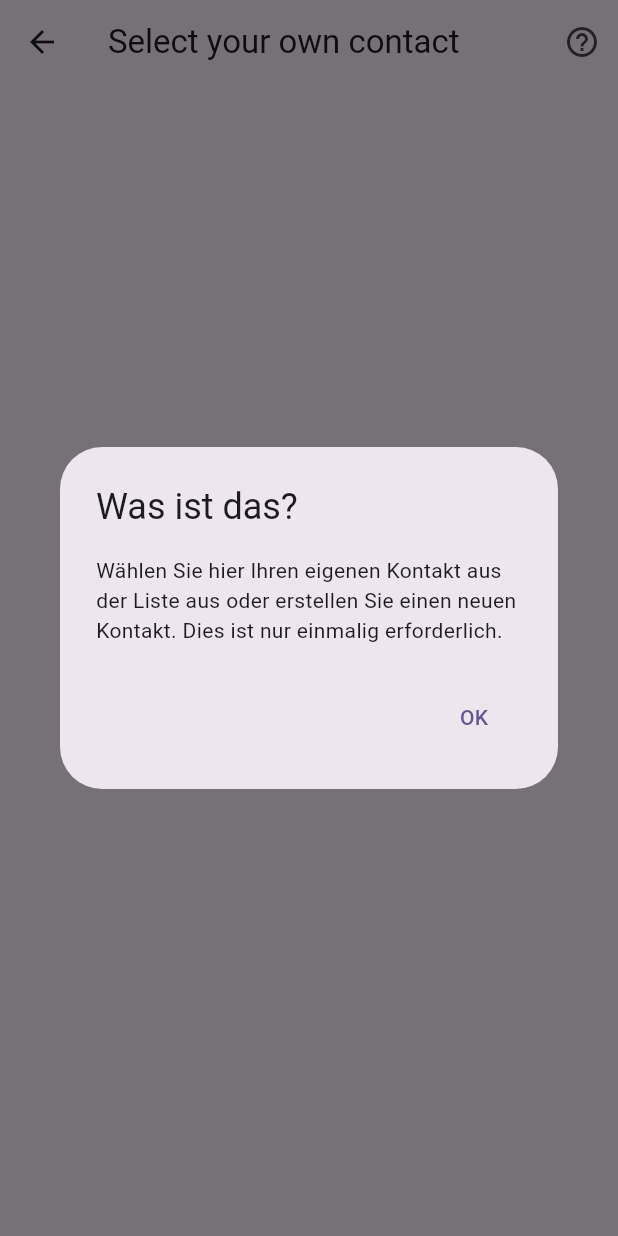
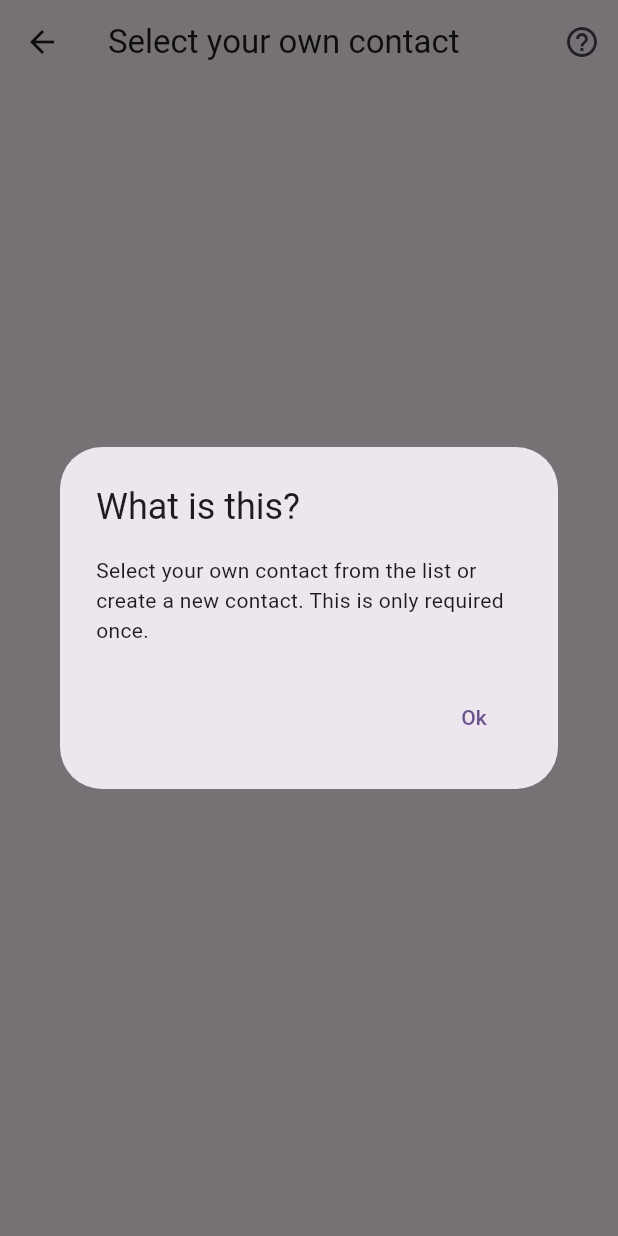
Before and after one commit to Driemtax/connect2, a Flutter app: the OwnContactView screen opened directly, after a tap on the "help outline" icon, on a phone screen of 412 x 824 dp. Run offline on Flutter 3.47's test engine with Material 3 defaults, Android fonts, the phone set to English and light mode, and no system bars; our stand-ins replace flutter_contacts, flutter_i18n, image_picker, permission_handler, shared_preferences; missing offline and left inert: sqfentity, sqfentity_gen; accounts and stored records are empty.

Commit message:
feat: add some englisch i18 support

```diff
--- a/assets/flutter_i18n/en.json
+++ b/assets/flutter_i18n/en.json
@@ -55,7 +55,10 @@
         "save": "Save",
         "select_own_contact": "Select your own contact",
         "existing_contact": "Use existing contact",
-        "create_new": "Create a new contact"
+        "create_new": "Create a new contact",
+        "what_is_this": "What is this?",
+        "what_is_this_explaination": "Select your own contact from the list or create a new contact. This is only required once.",
+        "ok": "Ok"
     },
     "contact_realtion_widget":{
         "add_realtion":"Add contact realation"
--- a/lib/screens/first_own_card.dart
+++ b/lib/screens/first_own_card.dart
@@ -125,16 +125,16 @@ class _OwnContactViewState extends State<OwnContactView> {
                 context: context,
                 builder: (BuildContext context) {
                   return AlertDialog(
-                    title: const Text('Was ist das?'),
-                    content: const Text(
-                      'Wählen Sie hier Ihren eigenen Kontakt aus der Liste aus oder erstellen Sie einen neuen Kontakt. Dies ist nur einmalig erforderlich.',
+                    title: Text(FlutterI18n.translate(context, "first_own_card.what_is_this")),
+                    content: Text(
+                        FlutterI18n.translate(context, "first_own_card.what_is_this_explaination")
                     ),
                     actions: [
                       TextButton(
                         onPressed: () {
                           Navigator.of(context).pop();
                         },
-                        child: const Text('OK'),
+                        child: Text(FlutterI18n.translate(context, "first_own_card.ok")),
                       ),
                     ],
                   );
--- a/lib/screens/home_view.dart
+++ b/lib/screens/home_view.dart
@@ -60,7 +60,7 @@ class HomeContentState extends State<HomeContent> {
               onTap: () async {
                 Navigator.pop(context);
                 ScaffoldMessenger.of(context).showSnackBar(
-                  const SnackBar(content: Text("Karte wurde zurückgesetzt.")),
+                  SnackBar(content: Text(FlutterI18n.translate(context, "home_view.reset_own_data_success"))),
                 );
                 final prefs = await SharedPreferences.getInstance();
                 await prefs.clear();
```
